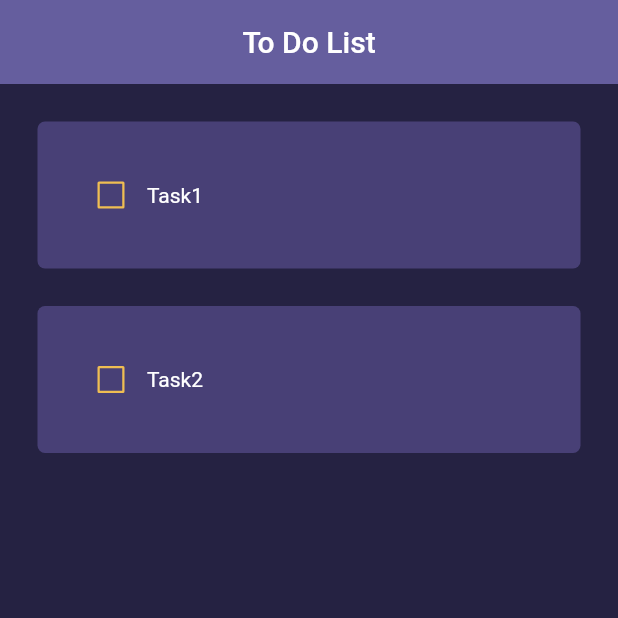
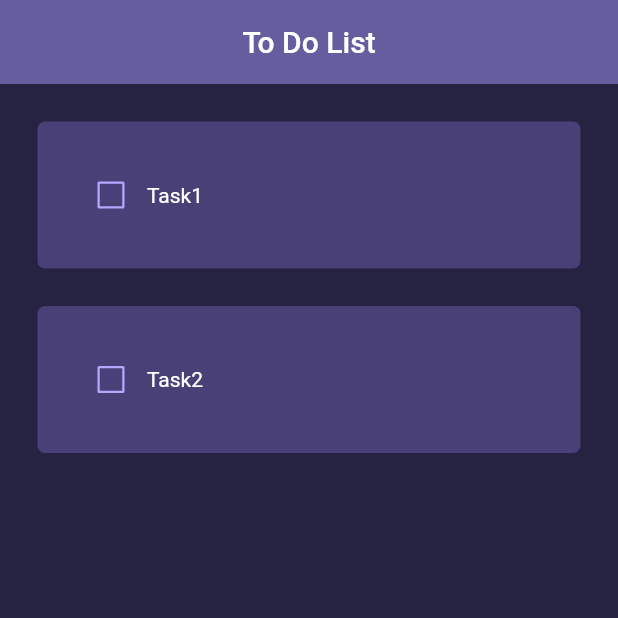
Before and after one commit to alex-custodio/ToDoAPP, a Flutter app: the screen it shows after launch, on a phone screen of 412 x 824 dp, the top half of it. Run offline on Flutter 3.47's test engine with Material 2 defaults, Android fonts, the phone set to English and light mode, and no system bars.

Commit message:
deixando checkbox mais bonita

```diff
--- a/lib/components/task_box.dart
+++ b/lib/components/task_box.dart
@@ -1,5 +1,6 @@
 import 'package:flutter/material.dart';
 
+// ignore: must_be_immutable
 class TaskBox extends StatelessWidget {
   String taskName;
   bool? checkMarked;
@@ -17,32 +18,32 @@ class TaskBox extends StatelessWidget {
     return Padding(
       padding: const EdgeInsets.only(top: 25, left: 25, right: 25),
       child: Container(
-        padding: EdgeInsets.all(25),
+        padding: const EdgeInsets.all(25),
+        decoration: BoxDecoration(
+            color: const Color.fromARGB(255, 72, 64, 118),
+            borderRadius: BorderRadius.circular(5)),
         child: Row(
           children: [
             Checkbox(
               value: checkMarked,
               onChanged: onChanged,
-              activeColor: Color.fromARGB(255, 240, 190, 82),
+              activeColor: const Color.fromARGB(255, 178, 168, 255),
               side: MaterialStateBorderSide.resolveWith(
-                  (states) => BorderSide(width: 1.5, color: Color.fromARGB(255, 240, 190, 82)),
+                  (states) => const BorderSide(width: 1.5, color: Color.fromARGB(255, 178, 168, 255)),
               ),
             ),
             Text(
               taskName,
               style: TextStyle(
-                  color: Colors.white,
+                  color: checkMarked! ? Colors.grey : Colors.white,
                   decoration: checkMarked!
                       ? TextDecoration.lineThrough
                       : TextDecoration.none,
-                  decorationColor: Color.fromARGB(255, 240, 190, 82),
+                  decorationColor: Color.fromARGB(255, 178, 168, 255),
                   decorationThickness: 5),
             )
           ],
         ),
-        decoration: BoxDecoration(
-            color: Color.fromARGB(255, 72, 64, 118),
-            borderRadius: BorderRadius.circular(5)),
       ),
     );
   }
```
